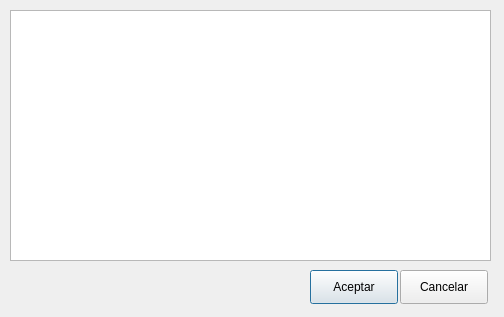
imask3r/AccesoDatos, file qt_http/monitor.ui: the form before one commit.
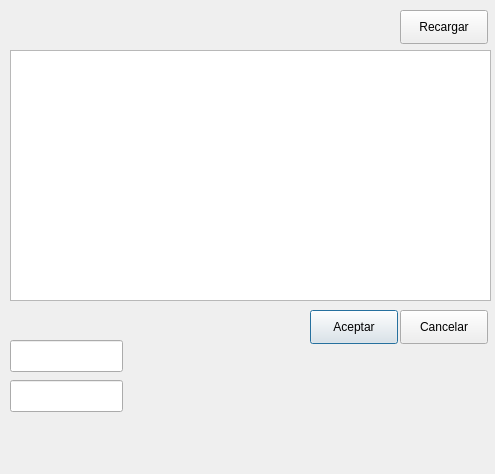
The form after the commit.

```diff
--- a/qt_http/monitor.ui
+++ b/qt_http/monitor.ui
@@ -6,8 +6,8 @@
    <rect>
     <x>0</x>
     <y>0</y>
-    <width>504</width>
-    <height>317</height>
+    <width>495</width>
+    <height>474</height>
    </rect>
   </property>
   <property name="windowTitle">
@@ -17,7 +17,7 @@
    <property name="geometry">
     <rect>
      <x>10</x>
-     <y>10</y>
+     <y>50</y>
      <width>481</width>
      <height>251</height>
     </rect>
@@ -27,7 +27,7 @@
    <property name="geometry">
     <rect>
      <x>310</x>
-     <y>270</y>
+     <y>310</y>
      <width>88</width>
      <height>34</height>
     </rect>
@@ -40,7 +40,7 @@
    <property name="geometry">
     <rect>
      <x>400</x>
-     <y>270</y>
+     <y>310</y>
      <width>88</width>
      <height>34</height>
     </rect>
@@ -49,6 +49,39 @@
     <string>Cancelar</string>
    </property>
   </widget>
+  <widget class="QPushButton" name="pushButton_3">
+   <property name="geometry">
+    <rect>
+     <x>400</x>
+     <y>10</y>
+     <width>88</width>
+     <height>34</height>
+    </rect>
+   </property>
+   <property name="text">
+    <string>Recargar</string>
+   </property>
+  </widget>
+  <widget class="QLineEdit" name="lineEdit1">
+   <property name="geometry">
+    <rect>
+     <x>10</x>
+     <y>340</y>
+     <width>113</width>
+     <height>32</height>
+    </rect>
+   </property>
+  </widget>
+  <widget class="QLineEdit" name="lineEdit2">
+   <property name="geometry">
+    <rect>
+     <x>10</x>
+     <y>380</y>
+     <width>113</width>
+     <height>32</height>
+    </rect>
+   </property>
+  </widget>
  </widget>
  <resources/>
  <connections/>
```
Left out of the diff: 2 changed lines with no effect on the pictures.
